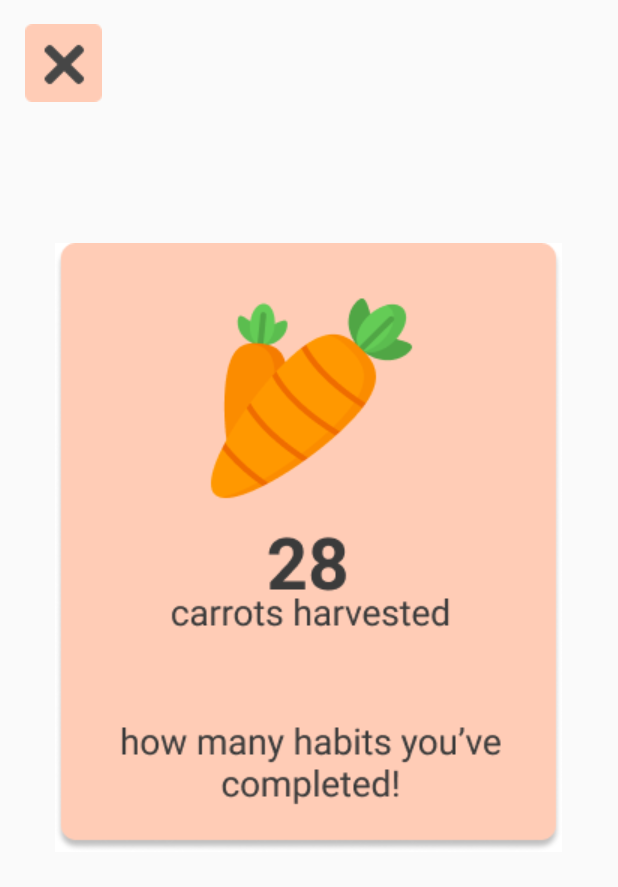
After one commit to chichiben/Habit-Rabbit, an Android app: the CarrotsHarvested screen opened directly, with no data from a screen before it, on a phone screen of 412 x 824 dp. The commit adds this screen. Shown: the top 887 px of the screen. Run offline under Robolectric (Android 15) with nearby library versions, the phone set to English and light mode, and no system bars.

Commit message:
added carrots harvested page

```diff
--- a/app/src/main/AndroidManifest.xml
+++ b/app/src/main/AndroidManifest.xml
@@ -10,6 +10,7 @@
         android:roundIcon="@mipmap/ic_launcher_round"
         android:supportsRtl="true"
         android:theme="@style/AppTheme">
+        <activity android:name=".ui.CarrotsHarvested"></activity>
         <activity
             android:name=".MainActivity"
             android:label="@string/app_name">
@@ -20,15 +21,11 @@
             </intent-filter>
         </activity>
         <activity
-        android:name=".HabitCreation"
-        android:label="@string/habit_creation">
-
-    </activity>
+            android:name=".HabitCreation"
+            android:label="@string/habit_creation"></activity>
         <activity
             android:name=".HabitSelect"
-            android:label="@string/habit_select">
-
-        </activity>
+            android:label="@string/habit_select"></activity>
     </application>
 
 </manifest>
--- /dev/null
+++ b/app/src/main/java/com/example/habitrabbit/ui/CarrotsHarvested.kt
@@ -0,0 +1,21 @@
+package com.example.habitrabbit.ui
+
+import android.content.Intent
+import androidx.appcompat.app.AppCompatActivity
+import android.os.Bundle
+import android.widget.Button
+import android.widget.ImageView
+import com.example.habitrabbit.R
+
+class CarrotsHarvested : AppCompatActivity() {
+
+    override fun onCreate(savedInstanceState: Bundle?) {
+        super.onCreate(savedInstanceState)
+        setContentView(R.layout.activity_carrots_harvested)
+
+        val exitCarrotsHarvested = findViewById<ImageView>(R.id.exitCarrotsHarvested)
+        exitCarrotsHarvested.setOnClickListener {
+            onBackPressed()
+        }
+    }
+}
--- a/app/src/main/java/com/example/habitrabbit/ui/ProgressFragment.kt
+++ b/app/src/main/java/com/example/habitrabbit/ui/ProgressFragment.kt
@@ -1,5 +1,6 @@
 package com.example.habitrabbit.ui
 
+import android.content.Intent
 import androidx.lifecycle.ViewModelProviders
 import android.os.Bundle
 import androidx.fragment.app.Fragment
@@ -7,6 +8,7 @@ import android.view.LayoutInflater
 import android.view.MenuItem
 import android.view.View
 import android.view.ViewGroup
+import android.widget.ImageView
 import androidx.navigation.fragment.findNavController
 
 import com.example.habitrabbit.R
@@ -19,13 +21,22 @@ class ProgressFragment : Fragment() {
     }
 
     private lateinit var viewModel: ProgressViewModel
+    private lateinit var carrotImg: ImageView
 
     override fun onCreateView(
         inflater: LayoutInflater, container: ViewGroup?,
         savedInstanceState: Bundle?
     ): View? {
         //val navView: BottomNavigationView = inflater.inflate(R.layout.fragment_progress, container, false).findViewById<BottomNavigationView>(R.id.nav_view)
-        return inflater.inflate(R.layout.fragment_progress, container, false)
+        val root = inflater.inflate(R.layout.fragment_progress, container, false)
+
+        carrotImg = root.findViewById(R.id.carrotsHarvested) as ImageView
+        carrotImg.setOnClickListener {
+            val intent = Intent(this@ProgressFragment.context, CarrotsHarvested::class.java)
+            startActivity(intent)
+        }
+
+        return root
     }
 
     /*
--- /dev/null
+++ b/app/src/main/res/layout/activity_carrots_harvested.xml
@@ -0,0 +1,42 @@
+<?xml version="1.0" encoding="utf-8"?>
+<androidx.constraintlayout.widget.ConstraintLayout xmlns:android="http://schemas.android.com/apk/res/android"
+    xmlns:app="http://schemas.android.com/apk/res-auto"
+    xmlns:tools="http://schemas.android.com/tools"
+    android:layout_width="match_parent"
+    android:layout_height="match_parent"
+    tools:context=".ui.CarrotsHarvested">
+
+    <ImageView
+        android:id="@+id/imageView"
+        android:layout_width="wrap_content"
+        android:layout_height="wrap_content"
+        android:layout_marginStart="36dp"
+        android:layout_marginLeft="36dp"
+        android:layout_marginTop="162dp"
+        android:layout_marginEnd="37dp"
+        android:layout_marginRight="37dp"
+        android:layout_marginBottom="163dp"
+        android:src="@drawable/carrots_harvested"
+        app:layout_constraintBottom_toBottomOf="parent"
+        app:layout_constraintEnd_toEndOf="parent"
+        app:layout_constraintHorizontal_bias="1.0"
+        app:layout_constraintStart_toStartOf="parent"
+        app:layout_constraintTop_toTopOf="parent"
+        app:layout_constraintVertical_bias="0.0" />
+
+    <ImageView
+        android:id="@+id/exitCarrotsHarvested"
+        android:layout_width="wrap_content"
+        android:layout_height="wrap_content"
+        android:layout_marginStart="16dp"
+        android:layout_marginLeft="16dp"
+        android:layout_marginTop="16dp"
+        android:layout_marginEnd="344dp"
+        android:layout_marginRight="344dp"
+        android:layout_marginBottom="94dp"
+        android:src="@drawable/exit_habit_icon"
+        app:layout_constraintBottom_toTopOf="@+id/imageView"
+        app:layout_constraintEnd_toEndOf="parent"
+        app:layout_constraintStart_toStartOf="parent"
+        app:layout_constraintTop_toTopOf="parent" />
+</androidx.constraintlayout.widget.ConstraintLayout>
--- a/app/src/main/res/layout/fragment_progress.xml
+++ b/app/src/main/res/layout/fragment_progress.xml
@@ -68,7 +68,7 @@
                             tools:layout_editor_absoluteY="93dp" />
 
                         <ImageView
-                            android:id="@+id/imageView2"
+                            android:id="@+id/carrotsHarvested"
                             android:layout_width="wrap_content"
                             android:layout_height="wrap_content"
                             android:padding="15dp"
```
Also changed, not shown: app/src/main/res/drawable/carrots_harvested.png (added).
